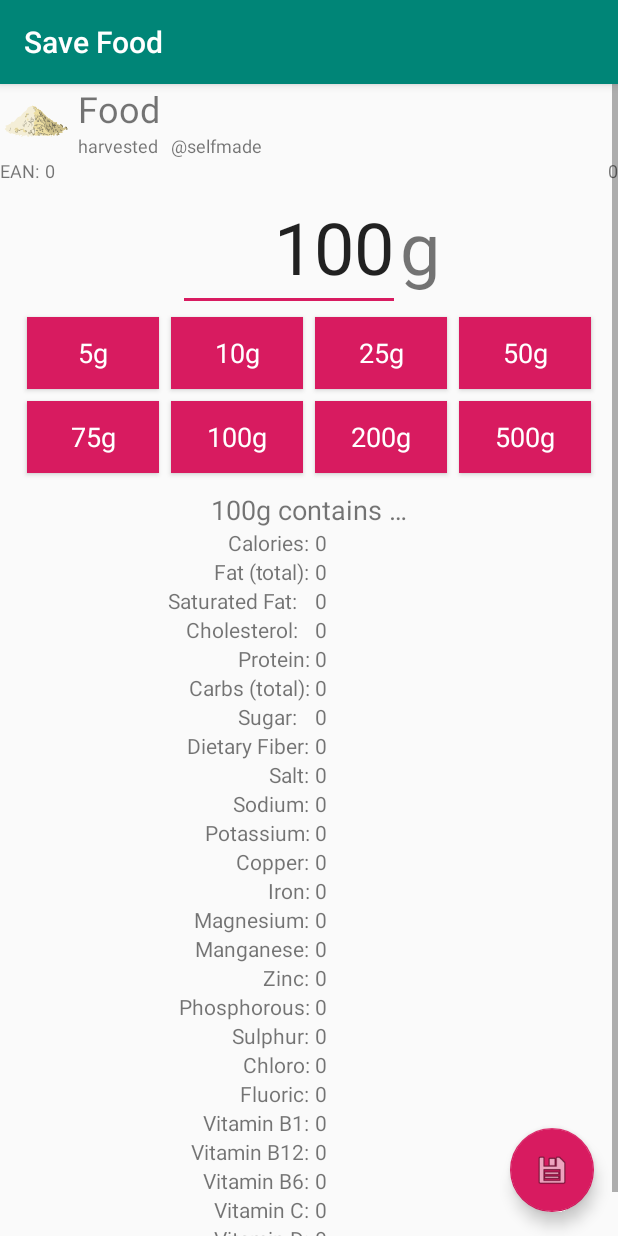
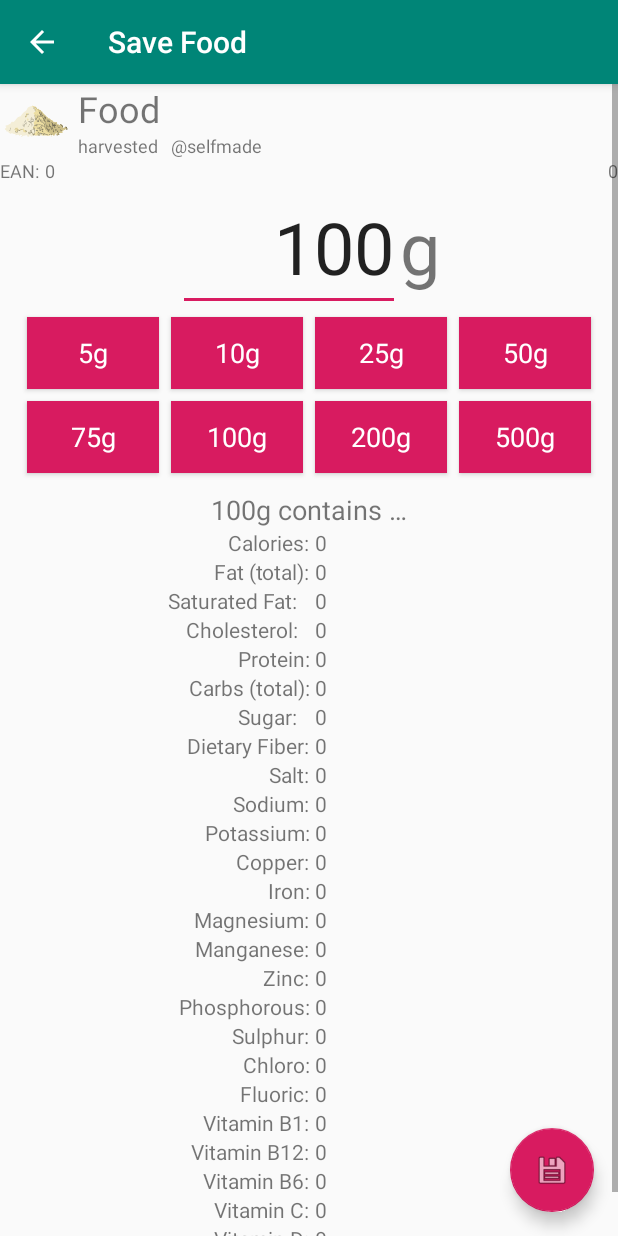
Before and after one commit to pinae/Nutria, an Android app: the FoodDetailsActivity screen opened directly, with no data from a screen before it, on a phone screen of 412 x 824 dp. Run offline under Robolectric (Android 15) with nearby library versions, the phone set to English and light mode, and no system bars; libraries missing offline, so code that uses them is left out: org.jetbrains.anko.

Commit message:
Filter for food case insensitive and with trimmed whitespaces.

```diff
--- a/app/src/main/kotlin/de/ct/nutria/FoodDetailsActivity.kt
+++ b/app/src/main/kotlin/de/ct/nutria/FoodDetailsActivity.kt
@@ -8,6 +8,8 @@ import com.google.android.material.snackbar.Snackbar
 import androidx.appcompat.app.AppCompatActivity
 
 import kotlinx.android.synthetic.main.activity_food_details.*
+import kotlinx.android.synthetic.main.activity_food_details.toolbar
+import kotlinx.android.synthetic.main.activity_search_food.*
 import java.time.OffsetDateTime
 import java.time.format.DateTimeFormatter
 
@@ -18,6 +20,11 @@ class FoodDetailsActivity : AppCompatActivity(), LoggedFoodRepositoryListener {
         super.onCreate(savedInstanceState)
         setContentView(R.layout.activity_food_details)
         setSupportActionBar(toolbar)
+        supportActionBar?.let{
+            it.setDisplayHomeAsUpEnabled(true)
+            it.setDisplayShowHomeEnabled(true)
+        }
+        toolbar.setNavigationOnClickListener { finish() }
         if (intent.hasExtra("foodItem"))
             intent.getParcelableExtra<FoodItem>("foodItem")?.let {
                 repository.clear()
--- a/app/src/main/kotlin/de/ct/nutria/QueryFoodItemRepository.kt
+++ b/app/src/main/kotlin/de/ct/nutria/QueryFoodItemRepository.kt
@@ -22,7 +22,7 @@ class QueryFoodItemRepository(var listener: FoodItemRepositoryListener) {
     private fun cleanFoodArray(query: String) {
         var i = 0
         while (i < foodArray.size) {
-            if (!foodArray[i].name.contains(query)) {
+            if (!foodArray[i].name.toLowerCase().contains(query.toLowerCase().trim())) {
                 foodArray.removeAt(i)
                 i--
             }
@@ -73,7 +73,7 @@ class QueryFoodItemRepository(var listener: FoodItemRepositoryListener) {
             val queryFoodItemDao : QueryFoodItemDao = cacheDb.queryFoodItemDao()
             Log.i("Room query", queryFoodItemDao.queryFood(query).toString())
             val loadedFoodList = ArrayList<FoodItem>()
-            queryFoodItemDao.queryFood(query).forEach {
+            queryFoodItemDao.queryFood(query.toLowerCase().trim()).forEach {
                 loadedFoodList.add(FoodItem.fromQueryFoodItem(it))
             }
             uiThread {
--- a/app/src/main/kotlin/de/ct/nutria/RoomDaos.kt
+++ b/app/src/main/kotlin/de/ct/nutria/RoomDaos.kt
@@ -9,7 +9,7 @@ interface QueryFoodItemDao {
     @Query("SELECT * FROM food WHERE name=:name LIMIT 1")
     fun getFood(name: String): QueryFoodItem?
 
-    @Query("SELECT * FROM food WHERE name LIKE '%' || :queryString || '%'")
+    @Query("SELECT * FROM food WHERE lower(name) LIKE '%' || :queryString || '%'")
     fun queryFood(queryString: String): List<QueryFoodItem>
 
     @Query("SELECT * FROM food WHERE categoryId=:categoryId")
@@ -28,7 +28,7 @@ interface QueryFoodItemDao {
 @Dao
 interface LoggedFoodDao {
     @Query("SELECT * FROM loggedFood WHERE (type=:type AND foodId=:foodId) ORDER BY lastLogged DESC LIMIT 1")
-    fun getFood(type: Int, foodId: Int): FoodItem
+    fun getFood(type: Int, foodId: Int): FoodItem?
 
     @Query("SELECT * FROM loggedFood WHERE (type=:type AND foodId=:foodId)")
     fun getFoods(type: Int, foodId: Int): List<FoodItem>
```
Also changed, not shown: app/src/main/kotlin/de/ct/nutria/LoggedFoodRepository.kt (+8 -6 lines), app/src/main/kotlin/de/ct/nutria/PreferencesFragment.kt (renamed from app/src/main/java/de/ct/nutria/PreferencesFragment.kt).
